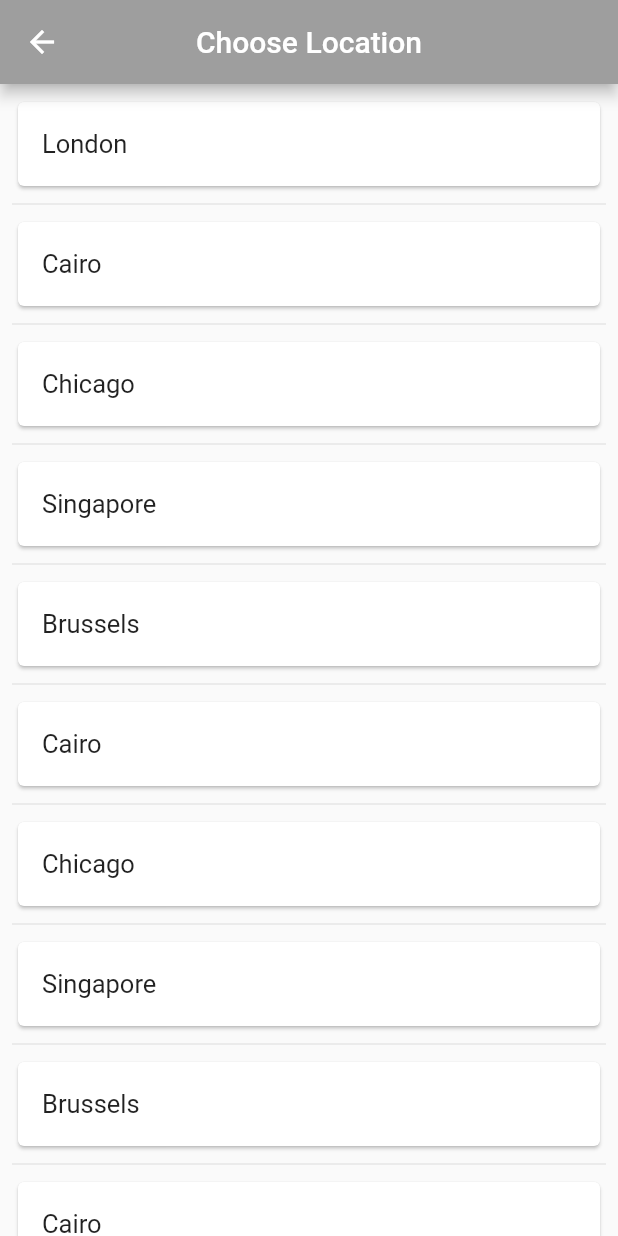
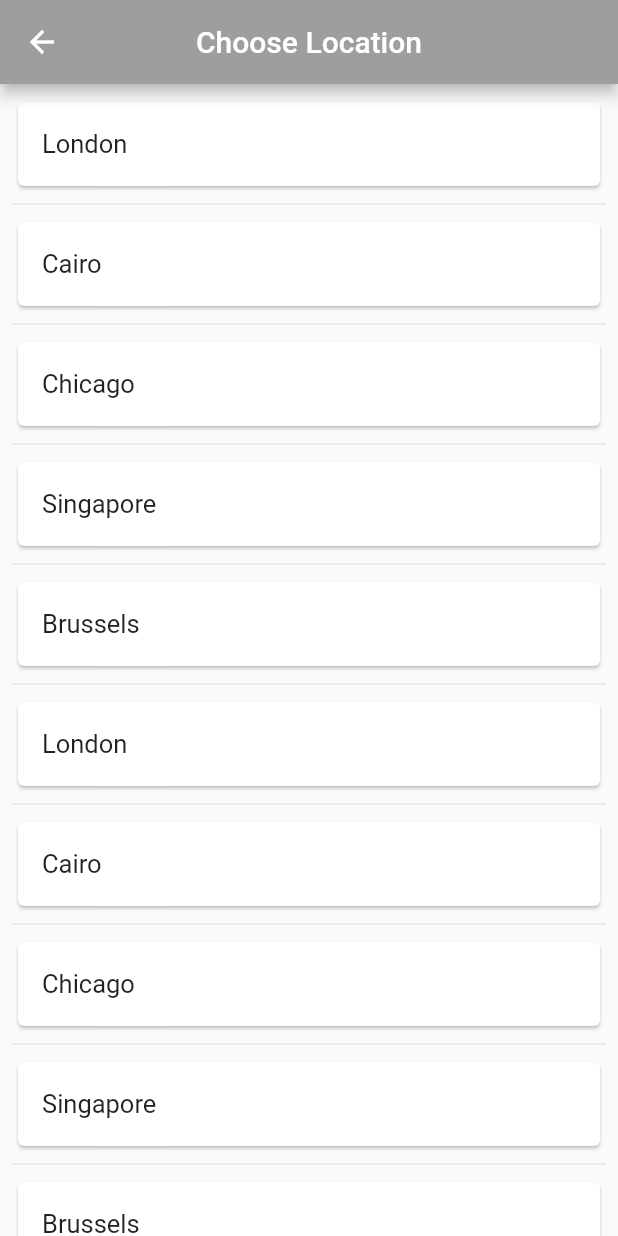
Before and after one commit to Fiston-pro/WorldTimeApp, a Flutter app: the Locations screen opened by its route, on a phone screen of 412 x 824 dp. Run offline on Flutter 3.47's test engine with Material 2 defaults, Android fonts, the phone set to English and light mode, and no system bars; our stand-ins replace flutter_spinkit; network calls fail; statements that could not run were skipped.

Commit message:
- I finally fixed a bug, that got me stuck for a whole week and basically I was getting null location on the home screen because of the typo of L as a capital letter - Change the background pictures

```diff
--- a/lib/helper/Location.dart
+++ b/lib/helper/Location.dart
@@ -4,13 +4,17 @@ import 'package:intl/intl.dart';
 
 class Location{
 
-  String location;
+  late String location;
   late String time;
   String url;
   late bool isDaytime;
   //String flag;
 
-  Location({required this.location,required this.url});
+  Location({required this.url}){
+
+        List dummy = url.split('/');
+        location = dummy[1].toString();
+  }
 
   Future<void> getTime() async {
 
@@ -25,8 +29,15 @@ class Location{
         //making a datetime object
         DateTime now = DateTime.parse(data['datetime']);
         now =  now.add(Duration(hours: int.parse(utc)));
+
+        // check which time of the day is morning or night
         isDaytime = now.hour > 6 && now.hour < 20 ? true : false;
+
+        // Keep the current time from an api
         time = DateFormat.jm().format(now);
+
+        // keep the location
+
     } catch(e){
       print('Caught an error: $e');
     }
--- a/lib/pages/Home.dart
+++ b/lib/pages/Home.dart
@@ -15,7 +15,7 @@ class _HomeState extends State<Home> {
 
     data = data.isNotEmpty ? data : ModalRoute.of(context)!.settings.arguments as Map;
 
-    String image = data['isDayTime'] ? 'day.png' : 'night.png';
+    String image = data['isDayTime'] ? 'day.jpg' : 'night.jpg';
 
     return Scaffold(
       body: Container(
@@ -40,7 +40,6 @@ class _HomeState extends State<Home> {
                         'isDayTime': result['isDaytime']
                       };
                     });
-                    print('location is: ${result['location']}');
                   }, icon: Icon(Icons.edit_location,color: Colors.grey[300]), label: Text('other locations', style: TextStyle(fontSize: 20,color: Colors.grey[300]),)),
                   SizedBox(height: 50,),
                   Text('${data['location']}',style: TextStyle(fontSize: 30, letterSpacing: 2.0, color: Colors.white)),
--- a/lib/pages/Loading.dart
+++ b/lib/pages/Loading.dart
@@ -13,8 +13,9 @@ class Loading extends StatefulWidget {
 class _LoadingState extends State<Loading> {
 
   void setUpTime() async{
-    Location instance = Location(location: 'London',url: 'Europe/London');
+    Location instance = Location(url: 'Europe/London');
     await instance.getTime();
+
     Navigator.pushReplacementNamed( context, '/Home', arguments: {
       'location': instance.location,
       'isDayTime': instance.isDaytime,
--- a/lib/pages/Locations.dart
+++ b/lib/pages/Locations.dart
@@ -12,23 +12,17 @@ class Locations extends StatefulWidget {
 class _LocationsState extends State<Locations> {
 
   List<Location> locations = [
-    Location(location: 'London',url: 'Europe/London'),
-    Location(location: 'Cairo',url: 'Africa/Cairo'),
-    Location(location: 'Chicago',url: 'America/Chicago'),
-    Location(location: 'Singapore',url: 'Asia/Singapore'),
-    Location(location: 'Brussels',url: 'Europe/Brussels'),
-    Location(location: 'Cairo',url: 'Africa/Cairo'),
-    Location(location: 'Chicago',url: 'America/Chicago'),
-    Location(location: 'Singapore',url: 'Asia/Singapore'),
-    Location(location: 'Brussels',url: 'Europe/Brussels'),
-    Location(location: 'Cairo',url: 'Africa/Cairo'),
-    Location(location: 'Chicago',url: 'America/Chicago'),
-    Location(location: 'Singapore',url: 'Asia/Singapore'),
-    Location(location: 'Brussels',url: 'Europe/Brussels'),
-    Location(location: 'Cairo',url: 'Africa/Cairo'),
-    Location(location: 'Chicago',url: 'America/Chicago'),
-    Location(location: 'Singapore',url: 'Asia/Singapore'),
-    Location(location: 'Brussels',url: 'Europe/Brussels')
+    Location(url: 'Europe/London'),
+    Location(url: 'Africa/Cairo'),
+    Location(url: 'America/Chicago'),
+    Location(url: 'Asia/Singapore'),
+    Location(url: 'Europe/Brussels'),
+
+    Location(url: 'Europe/London'),
+    Location(url: 'Africa/Cairo'),
+    Location(url: 'America/Chicago'),
+    Location(url: 'Asia/Singapore'),
+    Location(url: 'Europe/Brussels')
   ];
 
   @override
@@ -44,11 +38,13 @@ class _LocationsState extends State<Locations> {
             itemBuilder: (BuildContext context, int index) {
               return  Card(child: ListTile(
                   onTap: () async {
-                    Location instance = Location(location: locations[index].location,
+                    Location instance = Location(
                     url: locations[index].url);
+
                     await instance.getTime();
+                    print('${instance.location}');
                     Navigator.pop(context,{
-                      'Location': instance.location,
+                      'location': instance.location,
                       'time': instance.time,
                       'isDaytime': instance.isDaytime
                     });
--- a/pubspec.yaml
+++ b/pubspec.yaml
@@ -51,8 +51,8 @@ flutter:
 
   # To add assets to your application, add an assets section, like this:
   assets:
-   - assets/day.png
-   - assets/night.png
+   - assets/day.jpg
+   - assets/night.jpg
 
   # An image asset can refer to one or more resolution-specific "variants", see
   # https://flutter.dev/assets-and-images/#resolution-aware.
```
Also changed, not shown: assets/day.jpg (added), assets/day.png (deleted), assets/night.jpg (added), assets/night.png (deleted).
